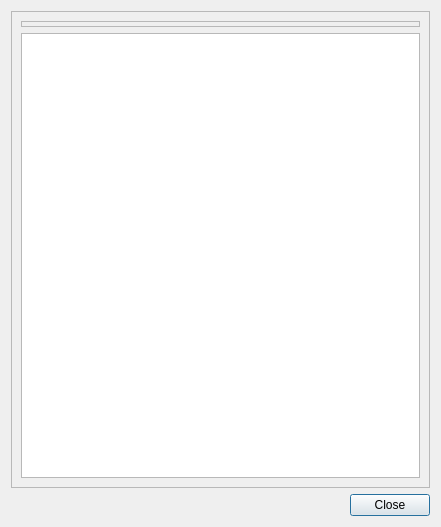
gpgreen/ShipCAD, file ShipCAD/intersectionsdialog.ui: the form before one commit.
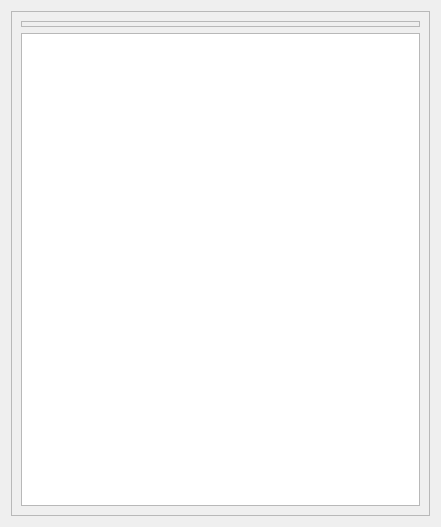
The form after the commit.

Commit message: Finished Intersections dialog

What changed in the file:
```diff
--- a/ShipCAD/intersectionsdialog.ui
+++ b/ShipCAD/intersectionsdialog.ui
@@ -44,16 +44,6 @@
      </layout>
     </widget>
    </item>
-   <item>
-    <widget class="QDialogButtonBox" name="buttonBox">
-     <property name="orientation">
-      <enum>Qt::Horizontal</enum>
-     </property>
-     <property name="standardButtons">
-      <set>QDialogButtonBox::Close</set>
-     </property>
-    </widget>
-   </item>
   </layout>
  </widget>
  <resources/>
```
Left out of the diff: 35 changed lines with no effect on the pictures. The commit also changes 6 other files.
